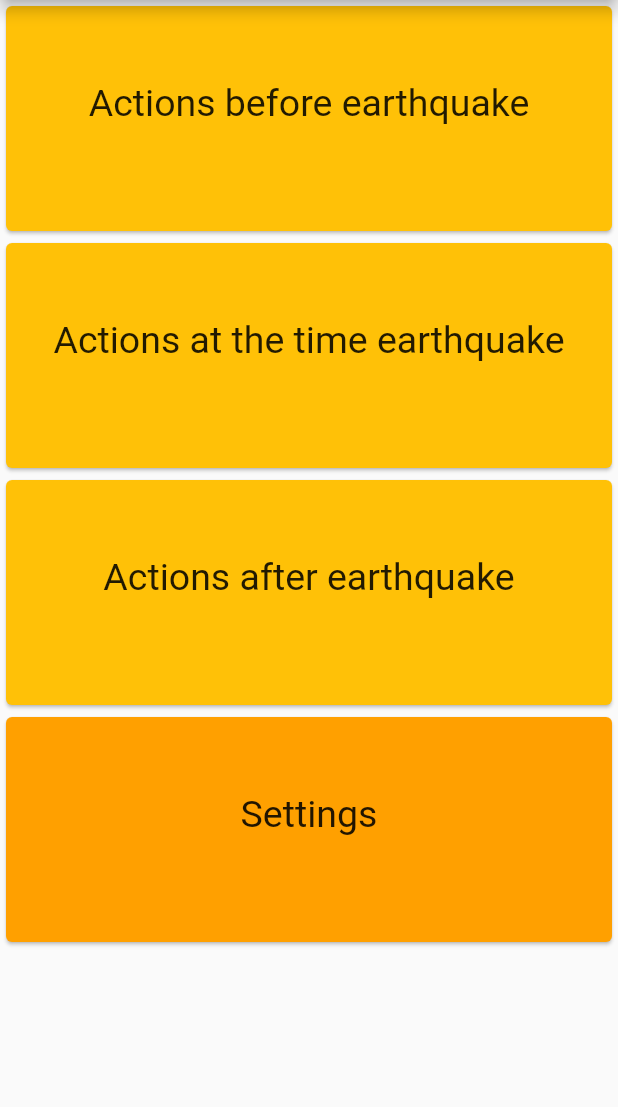
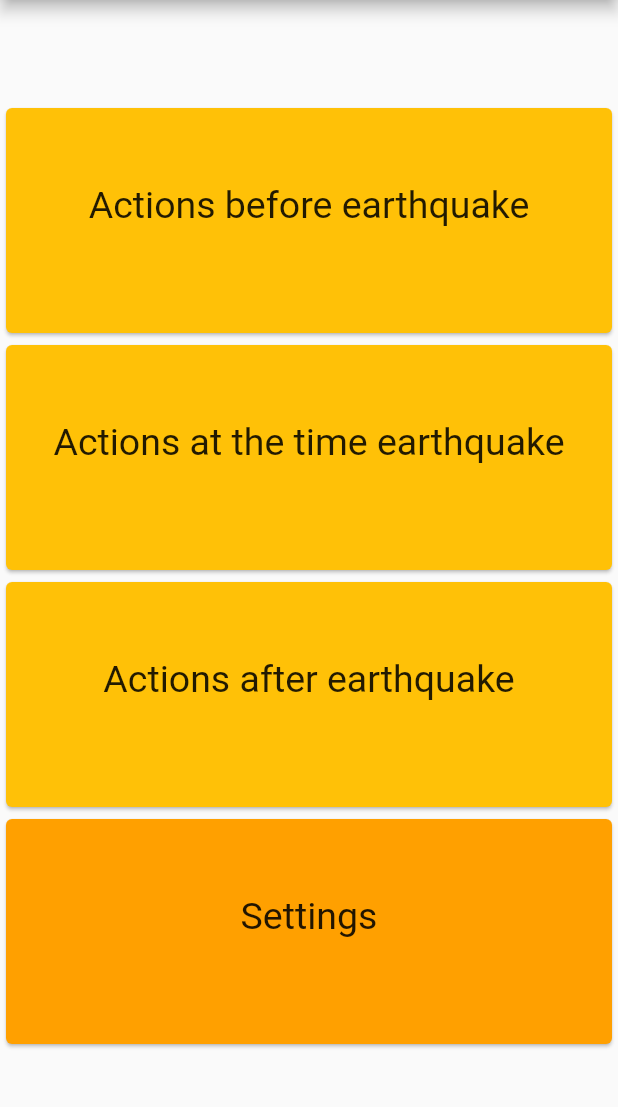
Before and after one commit to Jurody6260/mchs_app, a Flutter app: the screen it shows after launch, on a phone screen of 412 x 824 dp, the part 84-1191 px from its top. Run offline on Flutter 3.47's test engine with Material 2 defaults, Android fonts, the phone set to English and light mode, and no system bars; generated files the repository leaves out were written again.

Commit message:
updated some libs and fixed main menu

```diff
--- a/lib/pages/first.dart
+++ b/lib/pages/first.dart
@@ -24,6 +24,7 @@ class FirstPage extends StatelessWidget {
         centerTitle: true,
       ),
       body: Center(
+        child: SingleChildScrollView(
           child: Column(
             children: [
               Card(
@@ -135,6 +136,7 @@ class FirstPage extends StatelessWidget {
             ],
           ),
         ),
+      ),
     );
   }
 }
```
Also changed, not shown: pubspec.lock. Lines whose indentation alone changed are shown as unchanged.
